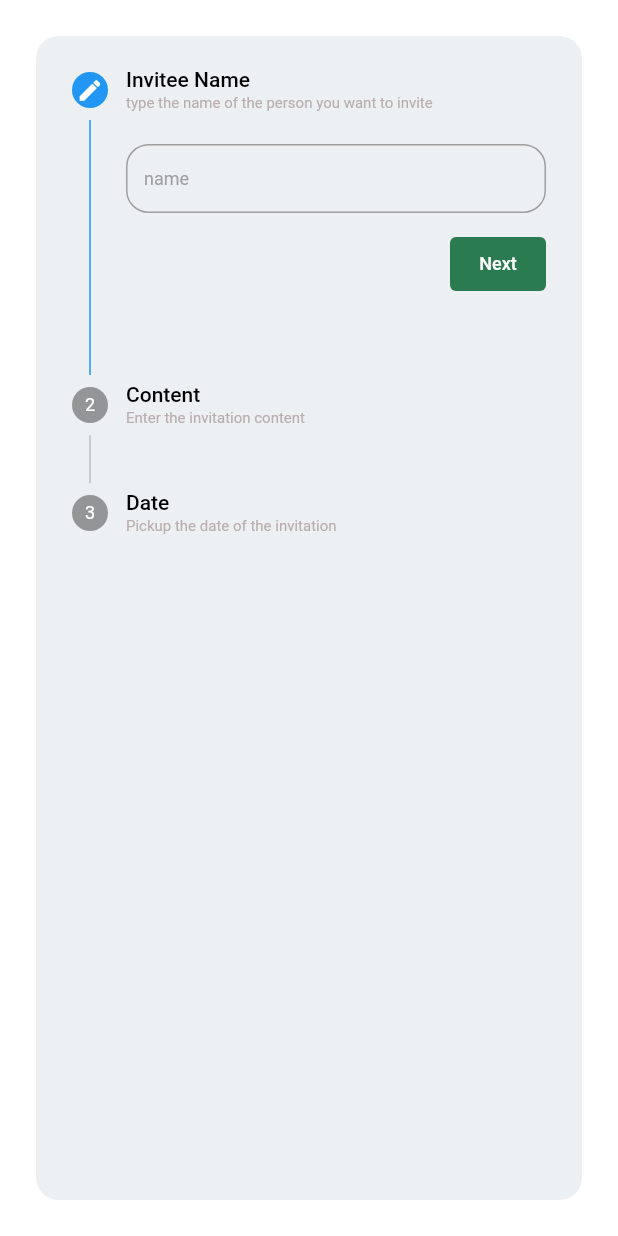
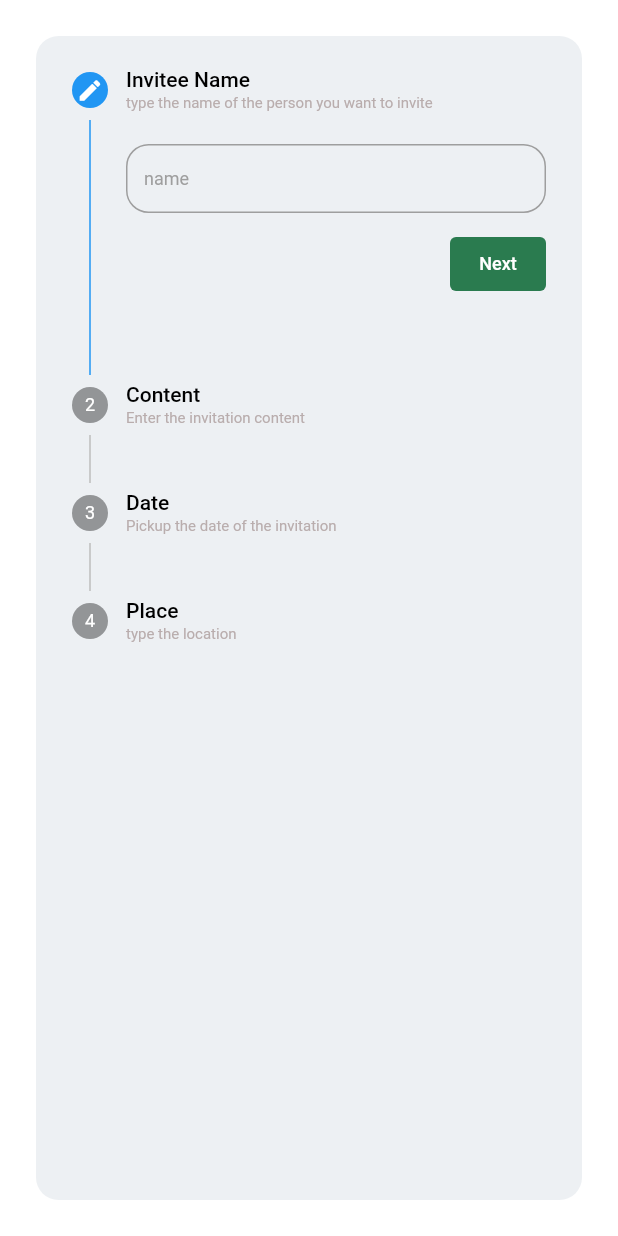
Before and after one commit to feras-alhazmi/invitations_manager_app, a Flutter app: the NewInvitationWidget screen opened directly, on a phone screen of 412 x 824 dp. Run offline on Flutter 3.47's test engine with Material 2 defaults, Android fonts, the phone set to English and light mode, and no system bars; our stand-ins replace cloud_firestore, firebase_core, gap, google_fonts, hexcolor, jiffy and 1 more; missing offline and left inert: flutter_rounded_date_picker, xid; accounts and stored records are empty; Roboto replaces fonts that are missing (Ubuntu).

Commit message:
steps to create invitation done

```diff
--- a/lib/widgets/new_invitation_widget.dart
+++ b/lib/widgets/new_invitation_widget.dart
@@ -17,6 +17,10 @@ class _NewInvitationWidgetState extends State<NewInvitationWidget> {
 
   TextEditingController contentController = TextEditingController();
   bool contentValidate = false;
+
+  TextEditingController locationController = TextEditingController();
+  bool locationValidate = false;
+
 
   DateTime initDate = DateTime(
       DateTime.now().year, DateTime.now().month + 1, DateTime.now().day);
@@ -321,7 +325,8 @@ class _NewInvitationWidgetState extends State<NewInvitationWidget> {
                                 }
                                 setState(() {});
                               },
-                            )),
+                            ),
+                        ),
                         const SizedBox(
                           height: 10,
                         ),
@@ -370,6 +375,104 @@ class _NewInvitationWidgetState extends State<NewInvitationWidget> {
                     : (_currentStep > 2
                         ? StepState.complete
                         : StepState.disabled),
+              ),
+              Step(
+                title: Text(
+                  "Place",
+                  style: CustomTextStyle().textStyle(14, Colors.black),
+                ),
+                subtitle: Text(
+                  "type the location",
+                  style:
+                  CustomTextStyle().textStyle(10, const Color(0xffB9ADAD)),
+                ),
+                content: Padding(
+                    padding: const EdgeInsets.only(bottom: 10),
+                    child: Column(
+                      children: [
+                        TextFormField(
+                          controller: locationController,
+                          style: CustomTextStyle().textStyle(12, Colors.black),
+                          decoration: InputDecoration(
+                            errorText: locationValidate
+                                ? "Please Enter the location of the meeting"
+                                : null,
+                            hintText: "place",
+                            hintStyle:
+                            CustomTextStyle().textStyle(12, Colors.grey),
+                            enabledBorder: OutlineInputBorder(
+                              borderSide: const BorderSide(color: Colors.grey),
+                              borderRadius: BorderRadius.circular(15),
+                            ),
+                            focusedBorder: OutlineInputBorder(
+                              borderSide: const BorderSide(color: Colors.grey),
+                              borderRadius: BorderRadius.circular(15),
+                            ),
+                            errorBorder: OutlineInputBorder(
+                              borderSide: const BorderSide(color: Colors.red),
+                              borderRadius: BorderRadius.circular(15),
+                            ),
+                            focusedErrorBorder: OutlineInputBorder(
+                              borderSide: const BorderSide(color: Colors.grey),
+                              borderRadius: BorderRadius.circular(15),
+                            ),
+                            isDense: true,
+                          ),
+                        ),
+                        const SizedBox(
+                          height: 10,
+                        ),
+                        Row(
+                          mainAxisSize: MainAxisSize.max,
+                          mainAxisAlignment: MainAxisAlignment.end,
+                          children: <Widget>[
+                            TextButton(
+                              style: TextButton.styleFrom(
+                                elevation: 0,
+                                backgroundColor: const Color(0xffB6351C),
+                              ),
+                              child: Text(
+                                "Back",
+                                style: CustomTextStyle()
+                                    .textStyle(12, Colors.white),
+                              ),
+                              // onPressed: continued,
+                              onPressed: () {
+                                cancel();
+                              },
+                            ),
+                            const Gap(12),
+                            TextButton(
+                              style: TextButton.styleFrom(
+                                elevation: 0,
+                                backgroundColor: Color(0xff2A7B4F),
+                              ),
+                              child: Text(
+                                "View",
+                                style: CustomTextStyle()
+                                    .textStyle(12, Colors.white),
+                              ),
+                              // onPressed: continued,
+                              onPressed: () {
+                                if (locationController.text.isEmpty) {
+                                  setState(() {
+                                    locationValidate = true;
+                                  });
+                                } else {
+                                  continued();
+                                }
+                              },
+                            ),
+                          ],
+                        ),
+                      ],
+                    )),
+                isActive: _currentStep == 3,
+                state: _currentStep == 3
+                    ? StepState.editing
+                    : (_currentStep > 3
+                    ? StepState.complete
+                    : StepState.disabled),
               ),
             ],
           ),
```
